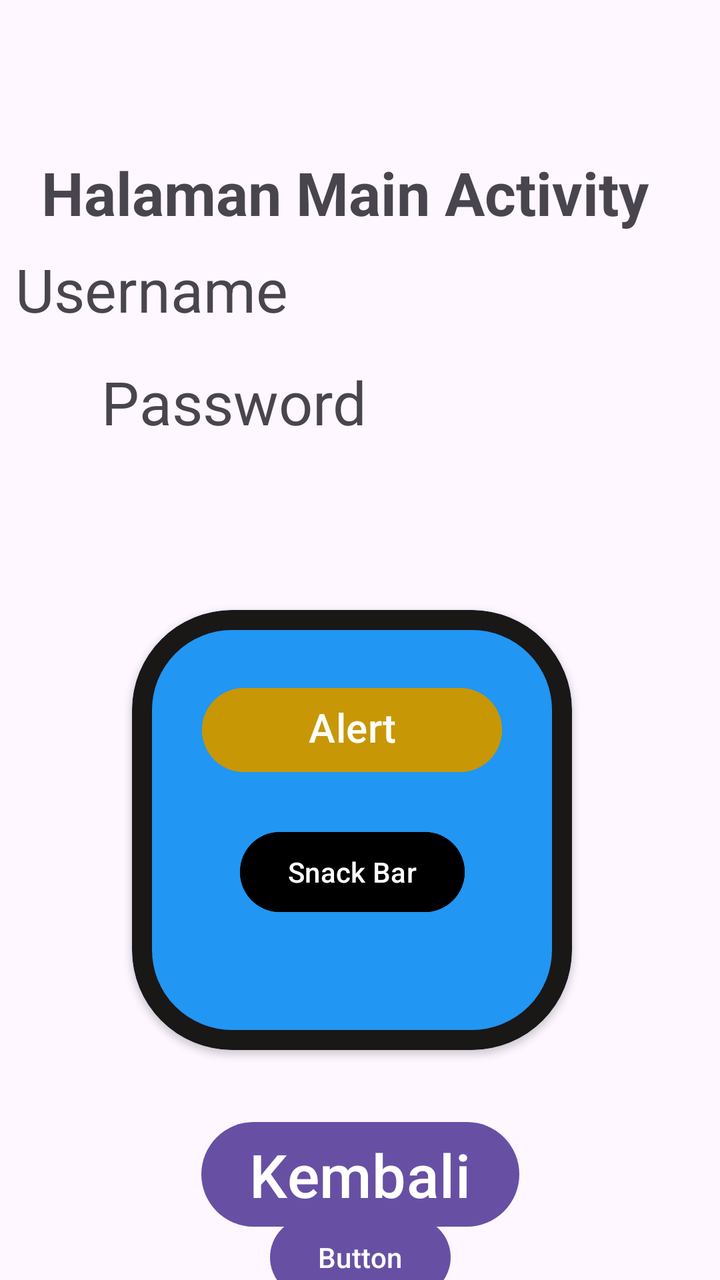
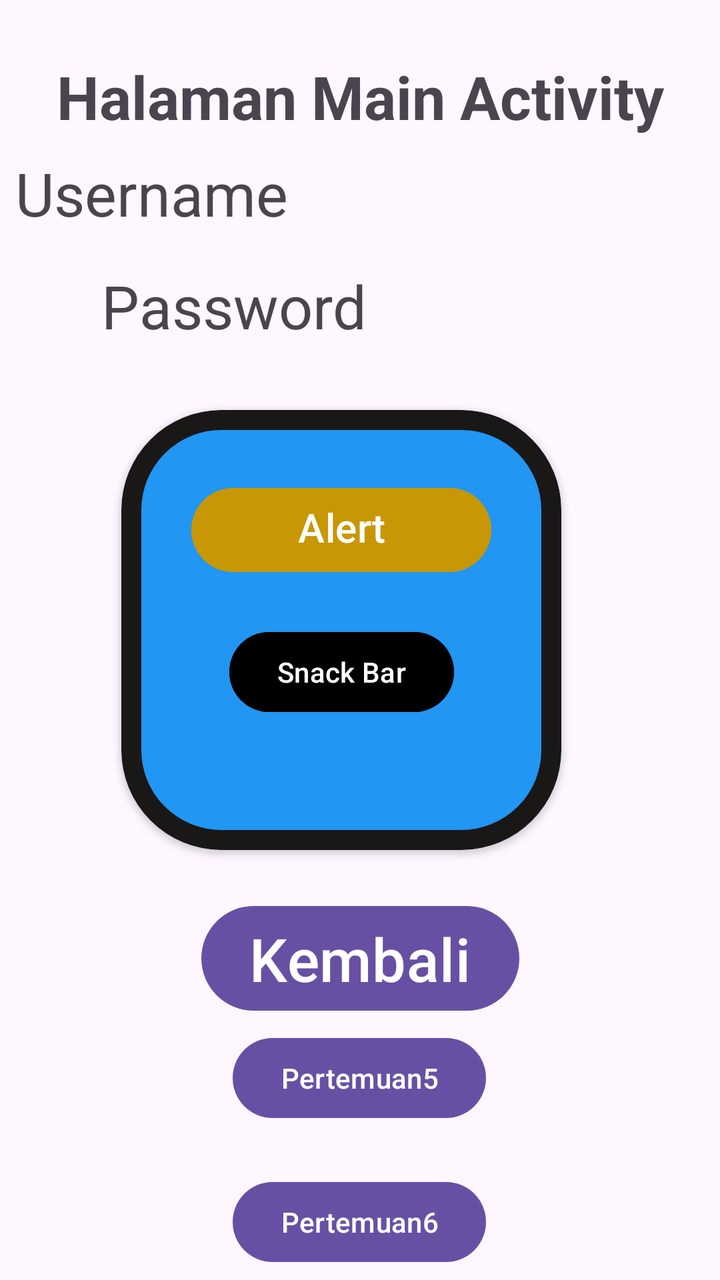

The first picture is an Android layout as it rendered before a commit; the second is the same layout after the commit. The layout source and the unified diff follow.
<!-- AndroidManifest.xml: application theme Theme.PujaErista_3TIB -->
<!-- res/layout/activity_main.xml -->
<?xml version="1.0" encoding="utf-8"?>
<androidx.constraintlayout.widget.ConstraintLayout xmlns:android="http://schemas.android.com/apk/res/android"
    xmlns:app="http://schemas.android.com/apk/res-auto"
    xmlns:tools="http://schemas.android.com/tools"
    android:id="@+id/main"
    android:layout_width="match_parent"
    android:layout_height="match_parent"
    tools:context=".MainActivity">

    <TextView
        android:id="@+id/textView7"
        android:layout_width="wrap_content"
        android:layout_height="wrap_content"
        android:layout_marginTop="76dp"
        android:text="Halaman Main Activity"
        android:textSize="30dp"
        android:textStyle="bold"
        app:layout_constraintEnd_toEndOf="parent"
        app:layout_constraintHorizontal_bias="0.367"
        app:layout_constraintStart_toStartOf="parent"
        app:layout_constraintTop_toTopOf="parent" />

    <TextView
        android:id="@+id/txtUsername"
        android:layout_width="wrap_content"
        android:layout_height="wrap_content"
        android:layout_marginTop="8dp"
        android:layout_marginEnd="216dp"
        android:text="Username"
        android:textSize="30dp"
        app:layout_constraintEnd_toEndOf="parent"
        app:layout_constraintTop_toBottomOf="@+id/textView7" />

    <TextView
        android:id="@+id/txtPassword"
        android:layout_width="wrap_content"
        android:layout_height="wrap_content"
        android:layout_marginTop="16dp"
        android:text="Password"
        android:textSize="30dp"
        app:layout_constraintEnd_toEndOf="parent"
        app:layout_constraintHorizontal_bias="0.223"
        app:layout_constraintStart_toStartOf="parent"
        app:layout_constraintTop_toBottomOf="@+id/txtUsername" />

    <com.google.android.material.card.MaterialCardView
        android:id="@+id/materialCardView"
        android:layout_width="220dp"
        android:layout_height="220dp"
        android:layout_marginTop="84dp"
        app:cardBackgroundColor="#2196F3"
        app:cardElevation="2dp"
        app:strokeColor="#1A1717"
        app:strokeWidth="10dp"
        app:cardCornerRadius="50dp"
        app:layout_constraintEnd_toEndOf="parent"
        app:layout_constraintHorizontal_bias="0.471"
        app:layout_constraintStart_toStartOf="parent"
        app:layout_constraintTop_toBottomOf="@+id/txtPassword">

        <androidx.constraintlayout.widget.ConstraintLayout
            android:layout_width="match_parent"
            android:layout_height="match_parent"
            android:layout_margin="15dp">

            <Button
                android:id="@+id/btnAlertDialog"
                android:layout_width="150dp"
                android:layout_height="50dp"
                android:layout_marginTop="20dp"
                android:backgroundTint="#C79705"
                android:text="Alert Dialog"
                android:textSize="20dp"
                app:layout_constraintEnd_toEndOf="parent"
                app:layout_constraintStart_toStartOf="parent"
                app:layout_constraintTop_toTopOf="parent" />

            <Button
                android:id="@+id/btnSnackBar"
                android:layout_width="wrap_content"
                android:layout_height="wrap_content"
                android:layout_marginTop="92dp"
                android:backgroundTint="@color/black"
                android:text="Snack Bar"
                app:layout_constraintEnd_toEndOf="parent"
                app:layout_constraintStart_toStartOf="parent"
                app:layout_constraintTop_toTopOf="parent" />
        </androidx.constraintlayout.widget.ConstraintLayout>

    </com.google.android.material.card.MaterialCardView>


    <Button
        android:id="@+id/btnKembali"
        android:layout_width="wrap_content"
        android:layout_height="wrap_content"
        android:layout_marginTop="32dp"
        android:text="Kembali"
        android:textSize="30dp"
        app:layout_constraintEnd_toEndOf="parent"
        app:layout_constraintStart_toStartOf="parent"
        app:layout_constraintTop_toBottomOf="@+id/materialCardView" />

    <Button
        android:id="@+id/btnToLima"
        android:layout_width="wrap_content"
        android:layout_height="wrap_content"
        android:text="Button"
        app:layout_constraintBottom_toBottomOf="parent"
        app:layout_constraintEnd_toEndOf="parent"
        app:layout_constraintStart_toStartOf="parent"
        app:layout_constraintTop_toBottomOf="@+id/btnKembali" />

</androidx.constraintlayout.widget.ConstraintLayout>
<!-- resources referenced by this layout -->
<resources>
  <color name="black">#FF000000</color>
  <style name="Theme.PujaErista_3TIB" parent="Base.Theme.PujaErista_3TIB" />
  <style name="Base.Theme.PujaErista_3TIB" parent="Theme.Material3.DayNight.NoActionBar">
          
          
      </style>
</resources>

<!-- the commit's change to res/layout/activity_main.xml (unified diff, before → after) -->
@@ -11,12 +11,11 @@
         android:id="@+id/textView7"
         android:layout_width="wrap_content"
         android:layout_height="wrap_content"
-        android:layout_marginTop="76dp"
+        android:layout_marginTop="28dp"
         android:text="Halaman Main Activity"
         android:textSize="30dp"
         android:textStyle="bold"
         app:layout_constraintEnd_toEndOf="parent"
-        app:layout_constraintHorizontal_bias="0.367"
         app:layout_constraintStart_toStartOf="parent"
         app:layout_constraintTop_toTopOf="parent" />
 
@@ -43,20 +42,21 @@
         app:layout_constraintStart_toStartOf="parent"
         app:layout_constraintTop_toBottomOf="@+id/txtUsername" />
 
+
     <com.google.android.material.card.MaterialCardView
         android:id="@+id/materialCardView"
         android:layout_width="220dp"
         android:layout_height="220dp"
-        android:layout_marginTop="84dp"
+        android:layout_marginTop="32dp"
         app:cardBackgroundColor="#2196F3"
+        app:cardCornerRadius="50dp"
         app:cardElevation="2dp"
+        app:layout_constraintEnd_toEndOf="parent"
+        app:layout_constraintHorizontal_bias="0.434"
+        app:layout_constraintStart_toStartOf="parent"
+        app:layout_constraintTop_toBottomOf="@+id/txtPassword"
         app:strokeColor="#1A1717"
-        app:strokeWidth="10dp"
-        app:cardCornerRadius="50dp"
-        app:layout_constraintEnd_toEndOf="parent"
-        app:layout_constraintHorizontal_bias="0.471"
-        app:layout_constraintStart_toStartOf="parent"
-        app:layout_constraintTop_toBottomOf="@+id/txtPassword">
+        app:strokeWidth="10dp">
 
         <androidx.constraintlayout.widget.ConstraintLayout
             android:layout_width="match_parent"
@@ -89,12 +89,11 @@
 
     </com.google.android.material.card.MaterialCardView>
 
-
     <Button
         android:id="@+id/btnKembali"
         android:layout_width="wrap_content"
         android:layout_height="wrap_content"
-        android:layout_marginTop="32dp"
+        android:layout_marginTop="24dp"
         android:text="Kembali"
         android:textSize="30dp"
         app:layout_constraintEnd_toEndOf="parent"
@@ -105,10 +104,34 @@
         android:id="@+id/btnToLima"
         android:layout_width="wrap_content"
         android:layout_height="wrap_content"
-        android:text="Button"
+        android:text="Pertemuan5"
         app:layout_constraintBottom_toBottomOf="parent"
         app:layout_constraintEnd_toEndOf="parent"
+        app:layout_constraintHorizontal_bias="0.498"
         app:layout_constraintStart_toStartOf="parent"
-        app:layout_constraintTop_toBottomOf="@+id/btnKembali" />
+        app:layout_constraintTop_toBottomOf="@+id/btnKembali"
+        app:layout_constraintVertical_bias="0.069" />
+
+    <Button
+        android:id="@+id/btnToSix"
+        android:layout_width="wrap_content"
+        android:layout_height="wrap_content"
+        android:layout_marginTop="24dp"
+        android:text="Pertemuan6"
+        app:layout_constraintEnd_toEndOf="parent"
+        app:layout_constraintHorizontal_bias="0.498"
+        app:layout_constraintStart_toStartOf="parent"
+        app:layout_constraintTop_toBottomOf="@+id/btnToLima" />
+
+    <Button
+        android:id="@+id/btnLogout"
+        android:layout_width="wrap_content"
+        android:layout_height="wrap_content"
+        android:layout_marginTop="24dp"
+        android:text="Logout"
+        app:layout_constraintEnd_toEndOf="parent"
+        app:layout_constraintHorizontal_bias="0.498"
+        app:layout_constraintStart_toStartOf="parent"
+        app:layout_constraintTop_toBottomOf="@+id/btnToSix" />
 
 </androidx.constraintlayout.widget.ConstraintLayout>
